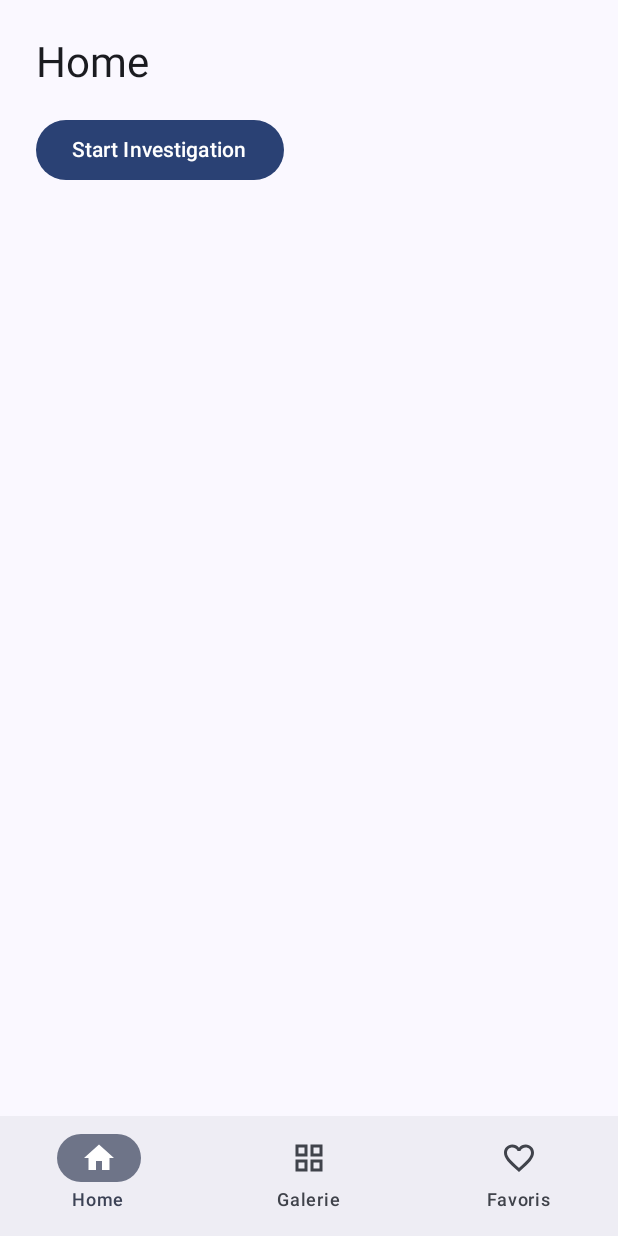
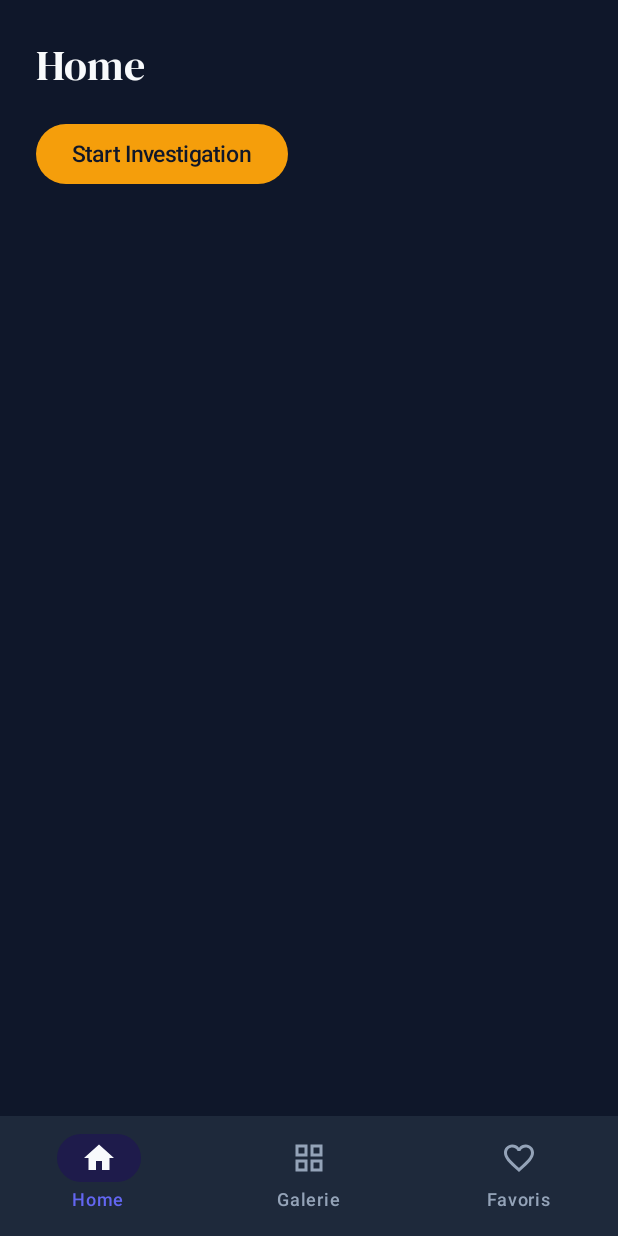
Before and after one commit to SamuellaFom/Art-Detective, an Android app built with Jetpack Compose: the screen it shows after launch (MainActivity), on a phone screen of 412 x 824 dp. Run offline under Robolectric (Android 15) with nearby library versions, the phone set to English and light mode, and no system bars.

Commit message:
feat(theme): connect the Art Detective colors, shapes and fonts

```diff
--- a/app/src/main/java/fr/esgi/artdetective/MainActivity.kt
+++ b/app/src/main/java/fr/esgi/artdetective/MainActivity.kt
@@ -2,6 +2,7 @@ package fr.esgi.artdetective
 
 import android.os.Bundle
 import androidx.activity.ComponentActivity
+import androidx.activity.SystemBarStyle
 import androidx.activity.compose.setContent
 import androidx.activity.enableEdgeToEdge
 import fr.esgi.artdetective.navigation.ArtDetectiveApp
@@ -10,7 +11,10 @@ import fr.esgi.artdetective.ui.theme.ArtDetectiveTheme
 class MainActivity : ComponentActivity() {
     override fun onCreate(savedInstanceState: Bundle?) {
         super.onCreate(savedInstanceState)
-        enableEdgeToEdge()
+        enableEdgeToEdge(
+            statusBarStyle = SystemBarStyle.dark(android.graphics.Color.TRANSPARENT),
+            navigationBarStyle = SystemBarStyle.dark(android.graphics.Color.TRANSPARENT)
+        )
         setContent {
             ArtDetectiveTheme {
                 ArtDetectiveApp()
--- a/app/src/main/java/fr/esgi/artdetective/ui/theme/Color.kt
+++ b/app/src/main/java/fr/esgi/artdetective/ui/theme/Color.kt
@@ -1,14 +1,6 @@
 package fr.esgi.artdetective.ui.theme
 
 import androidx.compose.ui.graphics.Color
-
-val Purple80 = Color(0xFFD0BCFF)
-val PurpleGrey80 = Color(0xFFCCC2DC)
-val Pink80 = Color(0xFFEFB8C8)
-
-val Purple40 = Color(0xFF6650a4)
-val PurpleGrey40 = Color(0xFF625b71)
-val Pink40 = Color(0xFF7D5260)
 
 // --- Couleurs de fond (Ambiance Galerie Sombre) ---
 val BackgroundDark = Color(0xFF0F172A)      // Fond principal des écrans (Bleu nuit profond)
@@ -22,7 +14,8 @@ val IndigoSecondary = Color(0xFF6366F1)     // Indigo : boutons secondaires, ind
 val IndigoContainer = Color(0xFF1E1B4B)     // Fond subtil indigo
 
 // --- Couleurs de texte ---
-val TextPrimary = Color(0xFFF8FAFC)         // Blanc cassé très lisible pour les titres et textes principaux
+val TextPrimary =
+    Color(0xFFF8FAFC)         // Blanc cassé très lisible pour les titres et textes principaux
 val TextSecondary = Color(0xFF94A3B8)       // Gris bleuté pour les sous-titres, dates et légendes
 val TextOnAccent = Color(0xFF0F172A)        // Texte sombre à mettre sur les boutons dorés
 
--- /dev/null
+++ b/app/src/main/java/fr/esgi/artdetective/ui/theme/Shape.kt
@@ -0,0 +1,11 @@
+package fr.esgi.artdetective.ui.theme
+
+import androidx.compose.foundation.shape.RoundedCornerShape
+import androidx.compose.material3.Shapes
+import androidx.compose.ui.unit.dp
+
+val Shapes = Shapes(
+    small = RoundedCornerShape(12.dp),
+    medium = RoundedCornerShape(16.dp),
+    large = RoundedCornerShape(20.dp),
+)
--- a/app/src/main/java/fr/esgi/artdetective/ui/theme/Theme.kt
+++ b/app/src/main/java/fr/esgi/artdetective/ui/theme/Theme.kt
@@ -1,58 +1,73 @@
 package fr.esgi.artdetective.ui.theme
 
-import android.app.Activity
-import android.os.Build
-import androidx.compose.foundation.isSystemInDarkTheme
+import androidx.compose.foundation.layout.Arrangement
+import androidx.compose.foundation.layout.Column
+import androidx.compose.foundation.layout.padding
+import androidx.compose.material3.Button
+import androidx.compose.material3.Card
 import androidx.compose.material3.MaterialTheme
+import androidx.compose.material3.OutlinedButton
+import androidx.compose.material3.Surface
+import androidx.compose.material3.Text
 import androidx.compose.material3.darkColorScheme
-import androidx.compose.material3.dynamicDarkColorScheme
-import androidx.compose.material3.dynamicLightColorScheme
-import androidx.compose.material3.lightColorScheme
 import androidx.compose.runtime.Composable
-import androidx.compose.ui.platform.LocalContext
+import androidx.compose.ui.Modifier
+import androidx.compose.ui.tooling.preview.Preview
+import androidx.compose.ui.unit.dp
 
-private val DarkColorScheme = darkColorScheme(
-    primary = Purple80,
-    secondary = PurpleGrey80,
-    tertiary = Pink80
-)
+private val ArtDetectiveColorScheme = darkColorScheme(
+    primary = GoldPrimary,
+    onPrimary = TextOnAccent,
+    primaryContainer = GoldContainer,
+    onPrimaryContainer = GoldPrimary,
 
-private val LightColorScheme = lightColorScheme(
-    primary = Purple40,
-    secondary = PurpleGrey40,
-    tertiary = Pink40
+    secondary = IndigoSecondary,
+    onSecondary = TextPrimary,
+    secondaryContainer = IndigoContainer,
+    onSecondaryContainer = TextPrimary,
 
-    /* Other default colors to override
-    background = Color(0xFFFFFBFE),
-    surface = Color(0xFFFFFBFE),
-    onPrimary = Color.White,
-    onSecondary = Color.White,
-    onTertiary = Color.White,
-    onBackground = Color(0xFF1C1B1F),
-    onSurface = Color(0xFF1C1B1F),
-    */
+    background = BackgroundDark,
+    onBackground = TextPrimary,
+    surface = SurfaceDark,
+    onSurface = TextPrimary,
+    surfaceVariant = SurfaceVariantDark,
+    onSurfaceVariant = TextSecondary,
+    surfaceContainer = SurfaceDark,
+    surfaceContainerHigh = SurfaceDark,
+    surfaceContainerHighest = SurfaceVariantDark,
+    outline = SurfaceVariantDark,
+
+    error = ErrorRed,
+    onError = TextPrimary,
 )
 
 @Composable
-fun ArtDetectiveTheme(
-    darkTheme: Boolean = isSystemInDarkTheme(),
-    // Dynamic color is available on Android 12+
-    dynamicColor: Boolean = true,
-    content: @Composable () -> Unit
-) {
-    val colorScheme = when {
-        dynamicColor && Build.VERSION.SDK_INT >= Build.VERSION_CODES.S -> {
-            val context = LocalContext.current
-            if (darkTheme) dynamicDarkColorScheme(context) else dynamicLightColorScheme(context)
-        }
-
-        darkTheme -> DarkColorScheme
-        else -> LightColorScheme
-    }
-
+fun ArtDetectiveTheme(content: @Composable () -> Unit) {
     MaterialTheme(
-        colorScheme = colorScheme,
+        colorScheme = ArtDetectiveColorScheme,
         typography = Typography,
+        shapes = Shapes,
         content = content
     )
 }
+
+@Preview
+@Composable
+private fun ThemePreview() {
+    ArtDetectiveTheme {
+        Surface(color = MaterialTheme.colorScheme.background) {
+            Column(
+                modifier = Modifier.padding(24.dp),
+                verticalArrangement = Arrangement.spacedBy(12.dp),
+            ) {
+                Text("Art Detective", style = MaterialTheme.typography.headlineLarge)
+                Text("Texte secondaire", color = MaterialTheme.colorScheme.onSurfaceVariant)
+                Button(onClick = {}) { Text("Commencer l'enquête") }
+                OutlinedButton(onClick = {}) { Text("Retour") }
+                Card { Text("Une carte", modifier = Modifier.padding(16.dp)) }
+
+            }
+
+        }
+    }
+}
--- a/app/src/main/java/fr/esgi/artdetective/ui/theme/Type.kt
+++ b/app/src/main/java/fr/esgi/artdetective/ui/theme/Type.kt
@@ -2,33 +2,25 @@ package fr.esgi.artdetective.ui.theme
 
 import androidx.compose.material3.Typography
 import androidx.compose.ui.text.TextStyle
+import androidx.compose.ui.text.font.Font
 import androidx.compose.ui.text.font.FontFamily
 import androidx.compose.ui.text.font.FontWeight
 import androidx.compose.ui.unit.sp
+import fr.esgi.artdetective.R
 
-// Set of Material typography styles to start with
+val DisplayFont = FontFamily(Font(R.font.dm_serif_display))
+
 val Typography = Typography(
-    bodyLarge = TextStyle(
-        fontFamily = FontFamily.Default,
-        fontWeight = FontWeight.Normal,
-        fontSize = 16.sp,
-        lineHeight = 24.sp,
+    headlineLarge = TextStyle(fontFamily = DisplayFont, fontSize = 32.sp, lineHeight = 38.sp),
+    headlineMedium = TextStyle(fontFamily = DisplayFont, fontSize = 28.sp, lineHeight = 34.sp),
+    titleLarge = TextStyle(fontFamily = DisplayFont, fontSize = 22.sp, lineHeight = 28.sp),
+    titleMedium = TextStyle(fontWeight = FontWeight.SemiBold, fontSize = 16.sp, lineHeight = 22.sp),
+    bodyLarge = TextStyle(fontSize = 16.sp, lineHeight = 24.sp),
+    bodyMedium = TextStyle(fontSize = 14.sp, lineHeight = 20.sp),
+    labelLarge = TextStyle(fontWeight = FontWeight.SemiBold, fontSize = 15.sp),
+    labelSmall = TextStyle(
+        fontWeight = FontWeight.Medium,
+        fontSize = 12.sp,
         letterSpacing = 0.5.sp
-    )
-    /* Other default text styles to override
-    titleLarge = TextStyle(
-        fontFamily = FontFamily.Default,
-        fontWeight = FontWeight.Normal,
-        fontSize = 22.sp,
-        lineHeight = 28.sp,
-        letterSpacing = 0.sp
     ),
-    labelSmall = TextStyle(
-        fontFamily = FontFamily.Default,
-        fontWeight = FontWeight.Medium,
-        fontSize = 11.sp,
-        lineHeight = 16.sp,
-        letterSpacing = 0.5.sp
-    )
-    */
 )
```
Also changed, not shown: app/src/main/res/font/dm_serif_display.ttf (added).
